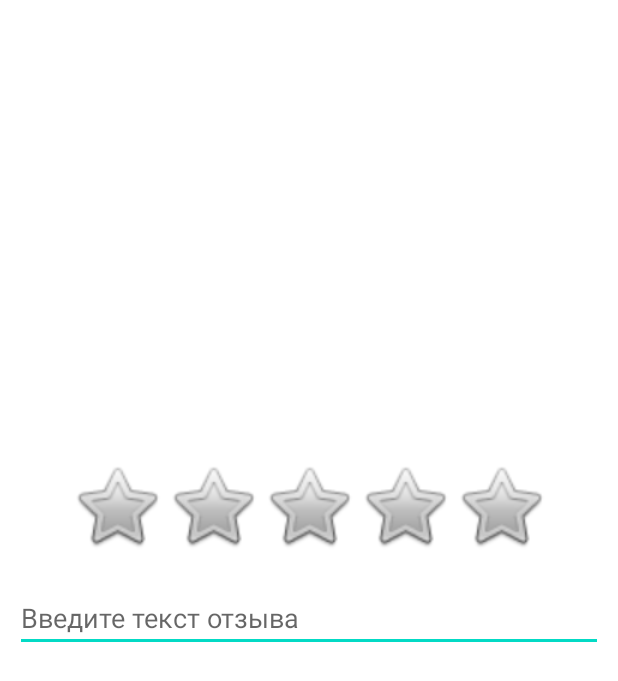
After one commit to Vvil1568/KPO_HW2_Client, an Android app: the layout dialog_comment.xml on its own in the app's theme, with its tools: preview values and no code run, on a phone screen of 412 x 824 dp. The commit adds this screen. Shown: the top 681 px of the screen. Run offline under Robolectric (Android 15) with nearby library versions, the phone set to English and light mode, and no system bars.

Commit message:
Added comment activity and comment requests

```diff
--- /dev/null
+++ b/app/src/main/res/layout/dialog_comment.xml
@@ -0,0 +1,67 @@
+<?xml version="1.0" encoding="utf-8"?>
+<androidx.constraintlayout.widget.ConstraintLayout xmlns:android="http://schemas.android.com/apk/res/android"
+    xmlns:app="http://schemas.android.com/apk/res-auto"
+    xmlns:tools="http://schemas.android.com/tools"
+    android:layout_width="match_parent"
+    android:layout_height="match_parent">
+
+    <ImageView
+        android:id="@+id/star1"
+        android:layout_width="wrap_content"
+        android:layout_height="wrap_content"
+        android:layout_marginBottom="20dp"
+        app:layout_constraintBottom_toTopOf="@+id/commentDialogComment"
+        app:layout_constraintEnd_toStartOf="@+id/star2"
+        app:srcCompat="@drawable/star_off" />
+
+    <ImageView
+        android:id="@+id/star2"
+        android:layout_width="wrap_content"
+        android:layout_height="wrap_content"
+        android:layout_marginBottom="20dp"
+        app:layout_constraintBottom_toTopOf="@+id/commentDialogComment"
+        app:layout_constraintEnd_toStartOf="@+id/star3"
+        app:srcCompat="@drawable/star_off" />
+
+    <ImageView
+        android:id="@+id/star3"
+        android:layout_width="wrap_content"
+        android:layout_height="wrap_content"
+        android:layout_marginBottom="20dp"
+        app:layout_constraintBottom_toTopOf="@+id/commentDialogComment"
+        app:layout_constraintEnd_toEndOf="parent"
+        app:layout_constraintStart_toStartOf="parent"
+        app:srcCompat="@drawable/star_off" />
+
+    <ImageView
+        android:id="@+id/star4"
+        android:layout_width="wrap_content"
+        android:layout_height="wrap_content"
+        android:layout_marginBottom="20dp"
+        app:layout_constraintBottom_toTopOf="@+id/commentDialogComment"
+        app:layout_constraintStart_toEndOf="@+id/star3"
+        app:srcCompat="@drawable/star_off" />
+
+    <ImageView
+        android:id="@+id/star5"
+        android:layout_width="wrap_content"
+        android:layout_height="wrap_content"
+        android:layout_marginBottom="20dp"
+        app:layout_constraintBottom_toTopOf="@+id/commentDialogComment"
+        app:layout_constraintStart_toEndOf="@+id/star4"
+        app:srcCompat="@drawable/star_off" />
+
+    <EditText
+        android:id="@+id/commentDialogComment"
+        android:layout_width="0dp"
+        android:layout_height="wrap_content"
+        android:layout_marginStart="10dp"
+        android:layout_marginEnd="10dp"
+        android:ems="10"
+        android:hint="@string/writeComment"
+        android:inputType="textMultiLine"
+        app:layout_constraintBottom_toBottomOf="parent"
+        app:layout_constraintEnd_toEndOf="parent"
+        app:layout_constraintStart_toStartOf="parent"
+        app:layout_constraintTop_toTopOf="parent" />
+</androidx.constraintlayout.widget.ConstraintLayout>
--- a/app/src/main/res/values/strings.xml
+++ b/app/src/main/res/values/strings.xml
@@ -23,4 +23,6 @@
     <string name="TimeHint">Введите время приготовления</string>
     <string name="postorder">Оформить заказ</string>
     <string name="welcome">Добро пожаловать!</string>
+    <string name="toShoppingCart">Перейти в корзину</string>
+    <string name="writeComment">Введите текст отзыва</string>
 </resources>
```
Also changed, not shown: app/src/main/java/com/vvi/restaurantapp/activities/CommentDishListActivity.java (added, +78 -0 lines), app/src/main/java/com/vvi/restaurantapp/requests/comment/LeaveCommentRequest.java (added, +43 -0 lines), app/src/main/java/com/vvi/restaurantapp/requests/order/GetCommentDishListRequest.java (added, +43 -0 lines), app/src/main/res/layout/activity_comment_dish_list.xml (added, +17 -0 lines), app/src/main/res/layout/comment_dish_list_item.xml (added, +29 -0 lines), app/src/main/res/drawable/star_off.png (added), app/src/main/res/drawable/star_on.png (added).
